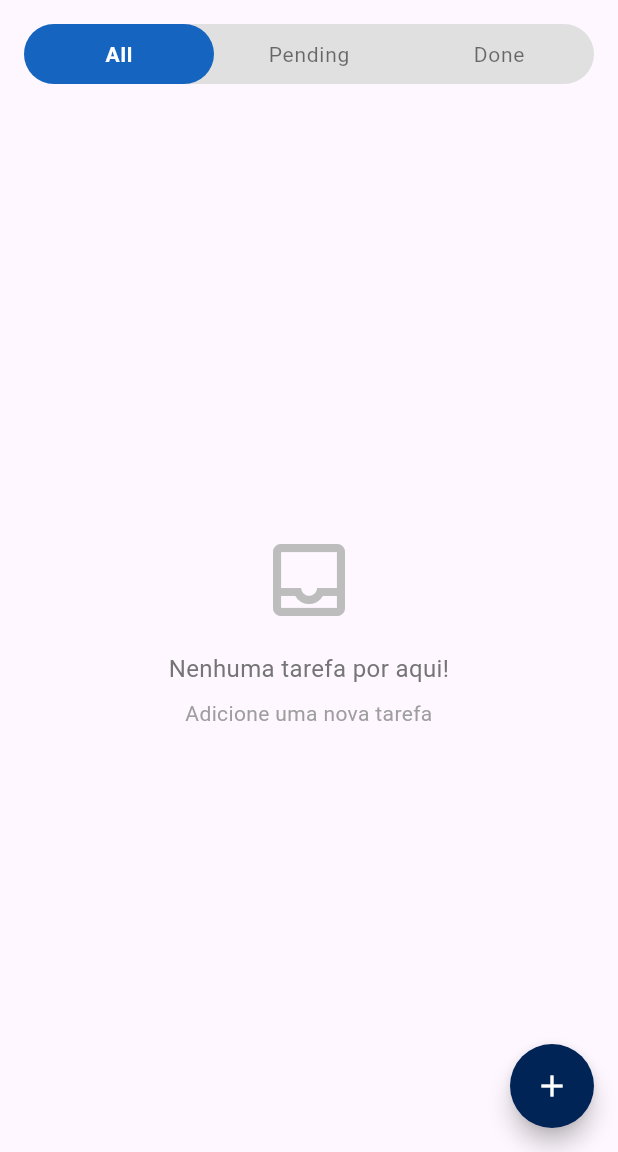
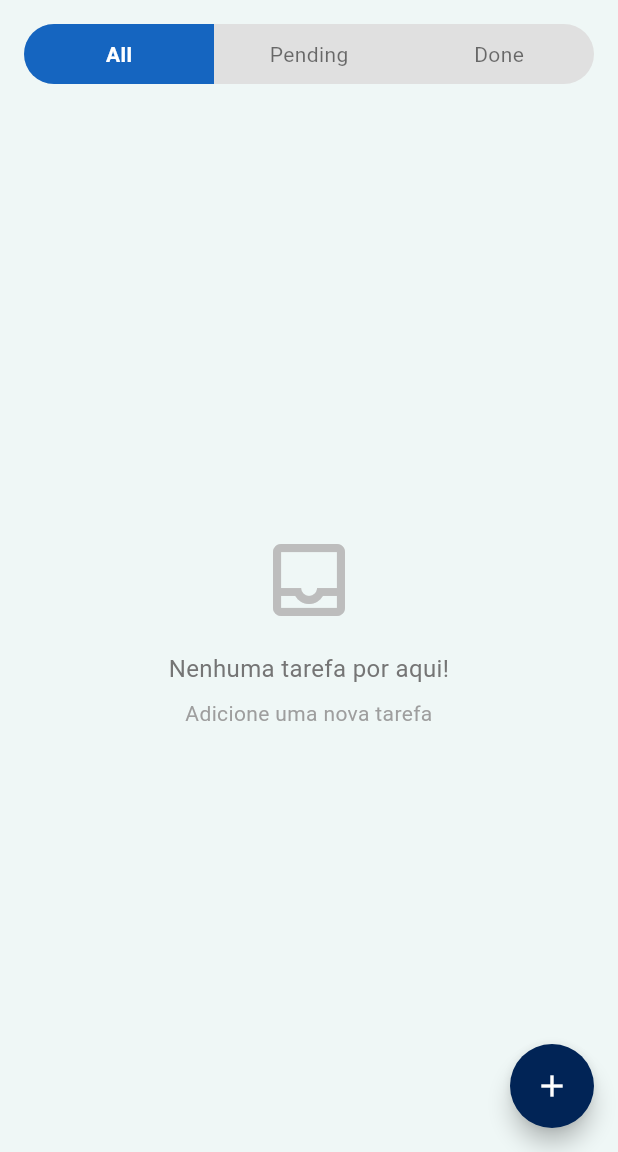
Before and after one commit to EduardoGhost/to_do_list_app, a Flutter app: the screen it shows after launch, on a phone screen of 412 x 824 dp, the part 84-1236 px from its top. Run offline on Flutter 3.47's test engine with Material 3 defaults, Android fonts, the phone set to English and light mode, and no system bars; our stand-ins replace equatable, flutter_bloc, get_it, shared_preferences.

Commit message:
update filter_bar and todo_page.

```diff
--- a/lib/features/presentation/pages/todo_page.dart
+++ b/lib/features/presentation/pages/todo_page.dart
@@ -14,6 +14,7 @@ class TodoPage extends StatelessWidget {
   Widget build(BuildContext context) {
     return Scaffold(
       appBar: const TodoAppBar(title: 'To do List'),
+      backgroundColor: const Color(0xFFEFF7F6),
       body: BlocBuilder<TodoBloc, TodoState>(
         builder: (context, state) {
           final bloc = context.read<TodoBloc>();
--- a/lib/features/presentation/widgets/filter_bar.dart
+++ b/lib/features/presentation/widgets/filter_bar.dart
@@ -22,33 +22,45 @@ class FilterBar extends StatelessWidget {
       ),
       child: Row(
         children: [
-          _buildSegment('All', TodoFilter.all),
-          _buildSegment('Pending', TodoFilter.pending),
-          _buildSegment('Done', TodoFilter.done),
+          _buildSegment('All', TodoFilter.all, position: 0),
+          _buildSegment('Pending', TodoFilter.pending, position: 1),
+          _buildSegment('Done', TodoFilter.done, position: 2),
         ],
       ),
     );
   }
 
-  Widget _buildSegment(String label, TodoFilter value) {
+  Widget _buildSegment(String label, TodoFilter value, {required int position}) {
     final bool isSelected = filter == value;
+
+    final borderMap = <int, BorderRadius>{
+      0: const BorderRadius.only(
+        topLeft: Radius.circular(20),
+        bottomLeft: Radius.circular(20),
+      ),
+      1: BorderRadius.zero,
+      2: const BorderRadius.only(
+        topRight: Radius.circular(20),
+        bottomRight: Radius.circular(20),
+      ),
+    };
+    final borderRadius = borderMap[position] ?? BorderRadius.zero;
 
     return Expanded(
       child: GestureDetector(
         onTap: () => onFilterChanged(value),
         child: AnimatedContainer(
-          duration: const Duration(milliseconds: 200),
+          duration: const Duration(milliseconds: 250),
           alignment: Alignment.center,
           decoration: BoxDecoration(
             color: isSelected ? const Color(0xFF1565C0) : Colors.transparent,
-            borderRadius: BorderRadius.circular(20),
+            borderRadius: borderRadius,
           ),
           child: Text(
             label,
             style: TextStyle(
               color: isSelected ? Colors.white : Colors.black54,
               fontWeight: isSelected ? FontWeight.bold : FontWeight.normal,
-              letterSpacing: 0.5,
             ),
           ),
         ),
```
